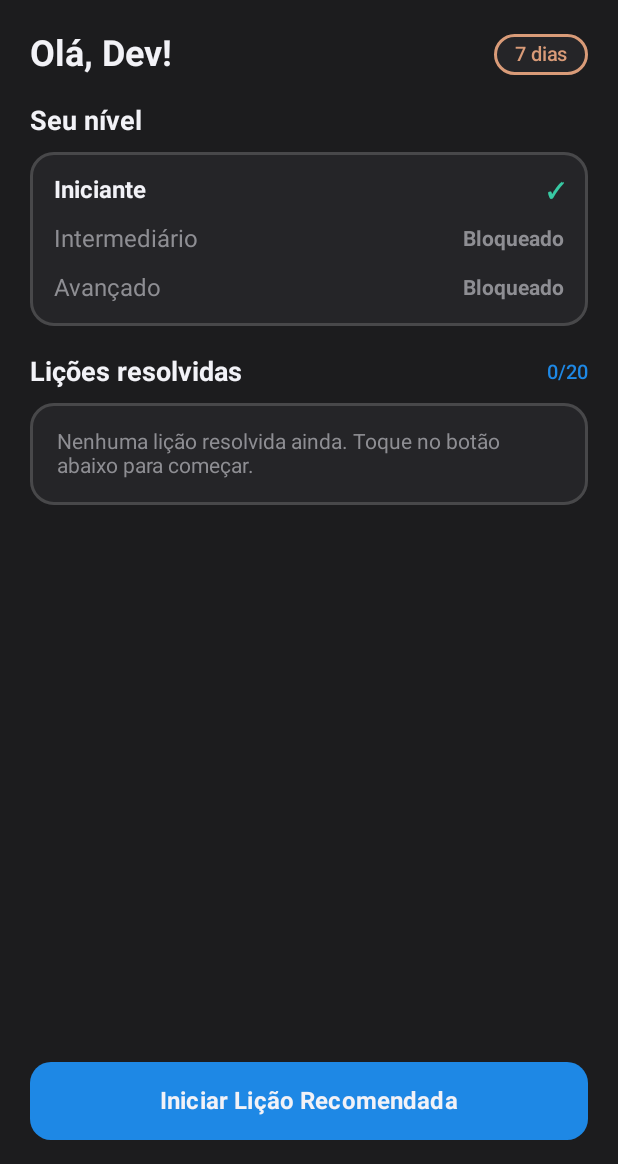
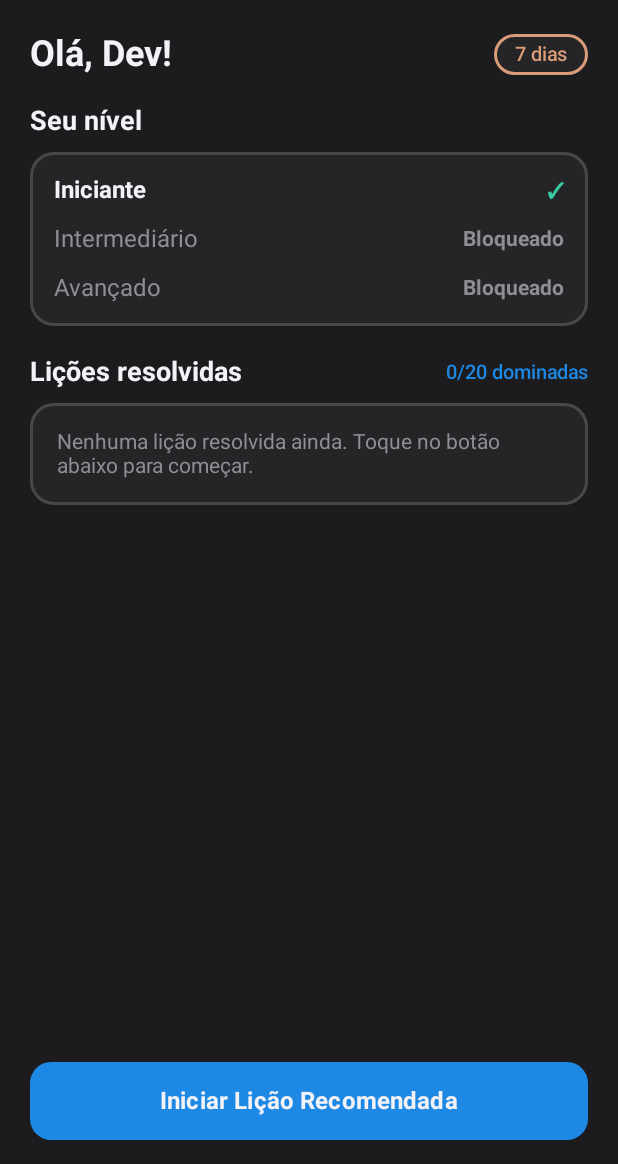
Before and after one commit to MelquisedequeVital/DailyDev, an Android app built with Jetpack Compose: the screen it shows after launch (MainActivity), on a phone screen of 412 x 824 dp, the part 72-1236 px from its top. Run offline under Robolectric (Android 15) with nearby library versions, the phone set to English and light mode, and no system bars.

Commit message:
feat: implementa motor adaptativo de recomendação

```diff
--- /dev/null
+++ b/app/src/main/java/com/pdm/dailydev/recomendacao/RecomendadorAdaptativo.kt
@@ -0,0 +1,94 @@
+package com.pdm.dailydev.recomendacao
+
+import com.pdm.dailydev.model.Licao
+import com.pdm.dailydev.model.NivelUsuario
+import com.pdm.dailydev.model.Usuario
+import kotlin.math.abs
+
+class RecomendadorAdaptativo(
+    private val limiarDominio: Double = 0.7,
+    private val maxTentativasPorLicao: Int = 3
+) : MotorRecomendacao {
+
+    override fun recomendarProxima(usuario: Usuario, catalogo: List<Licao>): Licao? {
+        if (catalogo.isEmpty()) return null
+
+        val tentativasPorLicao = usuario.historico.groupBy { it.licaoId }
+
+        // Pega os IDs das últimas 3 lições feitas para evitar alternância em loop (A -> B -> A -> B)
+        val recentesIds = usuario.historico
+            .takeLast(3)
+            .map { it.licaoId }
+            .toSet()
+
+        // Pré-calcula aproveitamento por assunto uma única vez
+        val mediaPorAssunto = catalogo
+            .map { it.assunto }
+            .distinct()
+            .associateWith { assunto -> usuario.aproveitamentoPorAssunto(assunto, catalogo) }
+
+        // Candidatas: inéditas OU feitas menos de 3 vezes sem atingir 70% na última tentativa
+        val candidatas = catalogo.filter { licao ->
+            val historicoLicao = tentativasPorLicao[licao.id].orEmpty()
+            if (historicoLicao.isEmpty()) return@filter true
+
+            val ultimaNota = historicoLicao.maxBy { it.dataHoraMillis }.aproveitamento
+            ultimaNota < limiarDominio && historicoLicao.size < maxTentativasPorLicao
+        }
+
+        if (candidatas.isEmpty()) return null
+
+        return candidatas.maxByOrNull { licao ->
+            val historicoLicao = tentativasPorLicao[licao.id].orEmpty()
+            val ultimaNota = historicoLicao.maxByOrNull { it.dataHoraMillis }?.aproveitamento
+
+            calcularScore(
+                licao = licao,
+                usuario = usuario,
+                ultimaNotaLicao = ultimaNota,
+                mediaNoAssunto = mediaPorAssunto[licao.assunto],
+                feitaRecentemente = licao.id in recentesIds
+            )
+        }
+    }
+
+    private fun calcularScore(
+        licao: Licao,
+        usuario: Usuario,
+        ultimaNotaLicao: Double?,
+        mediaNoAssunto: Double?,
+        feitaRecentemente: Boolean
+    ): Double {
+        var score = 0.0
+
+        // Fator A: Lições inéditas (+45 pts) vêm antes de revisões (até +35 pts)
+        score += if (ultimaNotaLicao == null) {
+            45.0
+        } else {
+            (1.0 - ultimaNotaLicao) * 35.0
+        }
+
+        // Fator B: Desempenho histórico no Assunto (até +25 pts)
+        score += if (mediaNoAssunto != null) {
+            (1.0 - mediaNoAssunto) * 25.0
+        } else {
+            15.0 // Incentivo para explorar assuntos novos
+        }
+
+        // Fator C: Aderência ao nível atual do usuário (até +20 pts)
+        val dificuldadeAlvo = when (usuario.nivel) {
+            NivelUsuario.INICIANTE -> 2
+            NivelUsuario.INTERMEDIARIO -> 4
+            NivelUsuario.AVANCADO -> 6
+        }
+        val distanciaDificuldade = abs(licao.dificuldade - dificuldadeAlvo)
+        score += (20.0 - (distanciaDificuldade * 4.0)).coerceAtLeast(0.0)
+
+        // Fator D: Penalidade forte se esteve entre as últimas 3 lições feitas
+        if (feitaRecentemente) {
+            score -= 60.0
+        }
+
+        return score
+    }
+}
--- a/app/src/main/java/com/pdm/dailydev/ui/AppScreenState.kt
+++ b/app/src/main/java/com/pdm/dailydev/ui/AppScreenState.kt
@@ -1,8 +1,12 @@
 package com.pdm.dailydev.ui
 
 import com.pdm.dailydev.model.Licao
+import java.util.UUID
 
 sealed interface AppScreenState {
     data object Principal : AppScreenState
-    data class EmLicao(val licao: Licao) : AppScreenState
+    data class EmLicao(
+        val licao: Licao,
+        val sessaoId: UUID = UUID.randomUUID()
+    ) : AppScreenState
 }
--- a/app/src/main/java/com/pdm/dailydev/ui/AppViewModel.kt
+++ b/app/src/main/java/com/pdm/dailydev/ui/AppViewModel.kt
@@ -7,6 +7,7 @@ import com.pdm.dailydev.data.LicaoRepositoryLocal
 import com.pdm.dailydev.model.Licao
 import com.pdm.dailydev.model.Usuario
 import com.pdm.dailydev.recomendacao.MotorRecomendacao
+import com.pdm.dailydev.recomendacao.RecomendadorAdaptativo
 import com.pdm.dailydev.recomendacao.RecomendadorSimples
 import kotlinx.coroutines.flow.MutableStateFlow
 import kotlinx.coroutines.flow.StateFlow
@@ -15,7 +16,7 @@ import kotlinx.coroutines.launch
 
 class AppViewModel(
     private val repository: LicaoRepository = LicaoRepositoryLocal(),
-    private val motor: MotorRecomendacao = RecomendadorSimples()
+    private val motor: MotorRecomendacao = RecomendadorAdaptativo()
 ) : ViewModel() {
 
     val usuario = Usuario(
--- a/app/src/main/java/com/pdm/dailydev/ui/DailyDevApp.kt
+++ b/app/src/main/java/com/pdm/dailydev/ui/DailyDevApp.kt
@@ -5,7 +5,7 @@ import androidx.compose.runtime.collectAsState
 import androidx.compose.runtime.getValue
 import androidx.lifecycle.viewmodel.compose.viewModel
 import com.pdm.dailydev.ui.telas.TelaPrincipal
-import com.pdm.dailydev.ui.telas.licao.LicaoScreen
+import com.pdm.dailydev.ui.telas.LicaoScreen
 
 @Composable
 fun DailyDevApp(
@@ -28,6 +28,7 @@ fun DailyDevApp(
         is AppScreenState.EmLicao -> {
             LicaoScreen(
                 licao = estado.licao,
+                sessaoId = estado.sessaoId,
                 onVoltarClick = { appViewModel.voltarParaPrincipal() },
                 onConcluirLicao = { respostas, irParaProxima ->
                     appViewModel.concluirLicao(estado.licao, respostas, irParaProxima)
--- /dev/null
+++ b/app/src/main/java/com/pdm/dailydev/ui/components/NivelItemRow.kt
@@ -0,0 +1,52 @@
+package com.pdm.dailydev.ui.components
+
+import androidx.compose.foundation.layout.Arrangement
+import androidx.compose.foundation.layout.Row
+import androidx.compose.foundation.layout.fillMaxWidth
+import androidx.compose.material3.Text
+import androidx.compose.runtime.Composable
+import androidx.compose.ui.Alignment
+import androidx.compose.ui.Modifier
+import androidx.compose.ui.text.font.FontWeight
+import androidx.compose.ui.unit.sp
+import com.pdm.dailydev.ui.theme.DailyDevColors
+
+@Composable
+fun NivelItemRow(
+    nome: String,
+    desbloqueado: Boolean,
+    atual: Boolean,
+    modifier: Modifier = Modifier
+) {
+    Row(
+        modifier = modifier.fillMaxWidth(),
+        horizontalArrangement = Arrangement.SpaceBetween,
+        verticalAlignment = Alignment.CenterVertically
+    ) {
+        Text(
+            text = nome,
+            color = if (desbloqueado) DailyDevColors.TextPrimary else DailyDevColors.TextSecondary,
+            fontSize = 16.sp,
+            fontWeight = if (atual) FontWeight.Bold else FontWeight.Normal
+        )
+
+        val indicador = when {
+            atual -> "✓"
+            desbloqueado -> ">"
+            else -> "Bloqueado"
+        }
+
+        val corIndicador = when {
+            atual -> DailyDevColors.SuccessGreen
+            desbloqueado -> DailyDevColors.PrimaryBlue
+            else -> DailyDevColors.TextSecondary
+        }
+
+        Text(
+            text = indicador,
+            color = corIndicador,
+            fontSize = 14.sp,
+            fontWeight = FontWeight.Bold
+        )
+    }
+}
--- a/app/src/main/java/com/pdm/dailydev/ui/telas/TelaPrincipal.kt
+++ b/app/src/main/java/com/pdm/dailydev/ui/telas/TelaPrincipal.kt
@@ -10,15 +10,15 @@ import androidx.compose.runtime.Composable
 import androidx.compose.runtime.remember
 import androidx.compose.ui.Alignment
 import androidx.compose.ui.Modifier
-import androidx.compose.ui.draw.clip
 import androidx.compose.ui.text.font.FontWeight
 import androidx.compose.ui.unit.dp
 import androidx.compose.ui.unit.sp
 import com.pdm.dailydev.model.Licao
 import com.pdm.dailydev.model.NivelUsuario
-import com.pdm.dailydev.model.Tentativa
 import com.pdm.dailydev.model.Usuario
 import com.pdm.dailydev.ui.components.DailyDevTopBar
+import com.pdm.dailydev.ui.components.HistoricoLicaoCard
+import com.pdm.dailydev.ui.components.NivelItemRow
 import com.pdm.dailydev.ui.theme.DailyDevColors
 
 @Composable
@@ -31,6 +31,10 @@ fun TelaPrincipal(
     val temLicaoDisponivel = proximaLicao != null
     val licoesPorId = remember(catalogoLicoes) { catalogoLicoes.associateBy { it.id } }
     val historicoRecente = usuario.historico.asReversed()
+
+    val licoesDominadas = usuario.historico
+        .groupBy { it.licaoId }
+        .count { (_, tentativas) -> tentativas.maxOf { it.aproveitamento } >= 0.7 }
 
     Scaffold(
         containerColor = DailyDevColors.Background,
@@ -147,7 +151,7 @@ fun TelaPrincipal(
                         fontWeight = FontWeight.Bold
                     )
                     Text(
-                        text = "${historicoRecente.size}/${catalogoLicoes.size}",
+                        text = "$licoesDominadas/${catalogoLicoes.size} dominadas",
                         color = DailyDevColors.PrimaryBlue,
                         fontSize = 13.sp,
                         fontWeight = FontWeight.Medium
@@ -174,7 +178,7 @@ fun TelaPrincipal(
                         HistoricoLicaoCard(
                             tentativa = tentativa,
                             titulo = licaoResolvida?.titulo ?: "Lição concluída",
-                            assunto = licaoResolvida?.assunto?.nome?: ""
+                            assunto = licaoResolvida?.assunto?.nome ?: ""
                         )
                     }
                 }
@@ -182,111 +186,3 @@ fun TelaPrincipal(
         }
     }
 }
-
-@Composable
-private fun HistoricoLicaoCard(
-    tentativa: Tentativa,
-    titulo: String,
-    assunto: String
-) {
-    val erros = tentativa.totalQuestoes - tentativa.acertos
-
-    Surface(
-        modifier = Modifier.fillMaxWidth(),
-        color = DailyDevColors.SurfaceCard,
-        shape = RoundedCornerShape(16.dp),
-        border = BorderStroke(1.5.dp, DailyDevColors.BorderDefault)
-    ) {
-        Column(
-            modifier = Modifier.padding(16.dp),
-            verticalArrangement = Arrangement.spacedBy(8.dp)
-        ) {
-            Row(
-                modifier = Modifier.fillMaxWidth(),
-                horizontalArrangement = Arrangement.SpaceBetween,
-                verticalAlignment = Alignment.CenterVertically
-            ) {
-                Text(
-                    text = titulo,
-                    color = DailyDevColors.TextPrimary,
-                    fontSize = 17.sp,
-                    fontWeight = FontWeight.Bold
-                )
-                Text(
-                    text = "${tentativa.acertos}/${tentativa.totalQuestoes}",
-                    color = if (tentativa.aprovado) DailyDevColors.SuccessGreen else DailyDevColors.AccentOrange,
-                    fontSize = 14.sp,
-                    fontWeight = FontWeight.Bold
-                )
-            }
-
-            Row(
-                modifier = Modifier.fillMaxWidth(),
-                horizontalArrangement = Arrangement.SpaceBetween,
-                verticalAlignment = Alignment.CenterVertically
-            ) {
-                Text(
-                    text = assunto,
-                    color = DailyDevColors.TextSecondary,
-                    fontSize = 13.sp
-                )
-                Text(
-                    text = "${tentativa.acertos} acerto(s) • $erros erro(s)",
-                    color = DailyDevColors.TextSecondary,
-                    fontSize = 13.sp
-                )
-            }
-
-            Spacer(modifier = Modifier.height(2.dp))
-
-            LinearProgressIndicator(
-                progress = { tentativa.aproveitamento.toFloat() },
-                modifier = Modifier
-                    .fillMaxWidth()
-                    .height(6.dp)
-                    .clip(RoundedCornerShape(50)),
-                color = if (tentativa.aprovado) DailyDevColors.SuccessGreen else DailyDevColors.AccentOrange,
-                trackColor = DailyDevColors.Background
-            )
-        }
-    }
-}
-
-@Composable
-private fun NivelItemRow(
-    nome: String,
-    desbloqueado: Boolean,
-    atual: Boolean
-) {
-    Row(
-        modifier = Modifier.fillMaxWidth(),
-        horizontalArrangement = Arrangement.SpaceBetween,
-        verticalAlignment = Alignment.CenterVertically
-    ) {
-        Text(
-            text = nome,
-            color = if (desbloqueado) DailyDevColors.TextPrimary else DailyDevColors.TextSecondary,
-            fontSize = 16.sp,
-            fontWeight = if (atual) FontWeight.Bold else FontWeight.Normal
-        )
-
-        val indicador = when {
-            atual -> "✓"
-            desbloqueado -> ">"
-            else -> "Bloqueado"
-        }
-
-        val corIndicador = when {
-            atual -> DailyDevColors.SuccessGreen
-            desbloqueado -> DailyDevColors.PrimaryBlue
-            else -> DailyDevColors.TextSecondary
-        }
-
-        Text(
-            text = indicador,
-            color = corIndicador,
-            fontSize = 14.sp,
-            fontWeight = FontWeight.Bold
-        )
-    }
-}
```
Also changed, not shown: app/src/main/java/com/pdm/dailydev/ui/components/HistoricoLicaoCard.kt (added, +87 -0 lines), app/src/main/java/com/pdm/dailydev/ui/telas/LicaoScreen.kt (renamed from app/src/main/java/com/pdm/dailydev/ui/telas/licao/LicaoScreen.kt, +6 -2 lines).
